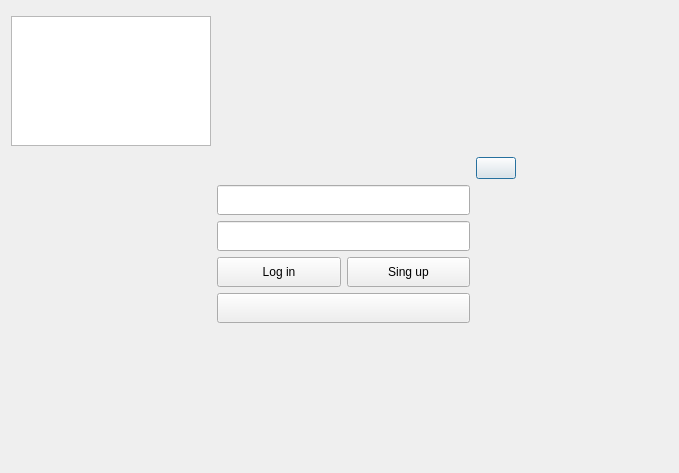
Above: ClientDesktop/regwindow.ui from Sania2280/Loomer before the change. Below: the same form after it.
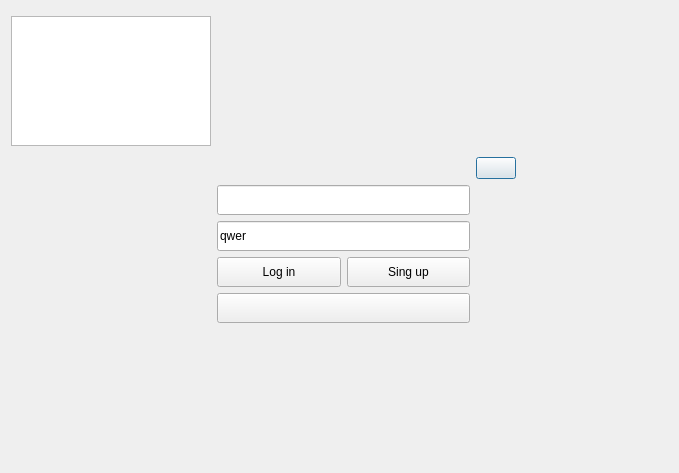
That is the form after the change.

Diff of the .ui file:
```diff
--- a/ClientDesktop/regwindow.ui
+++ b/ClientDesktop/regwindow.ui
@@ -196,7 +196,7 @@
       </size>
      </property>
      <property name="text">
-      <string/>
+      <string>qwer</string>
      </property>
     </widget>
    </item>
```
